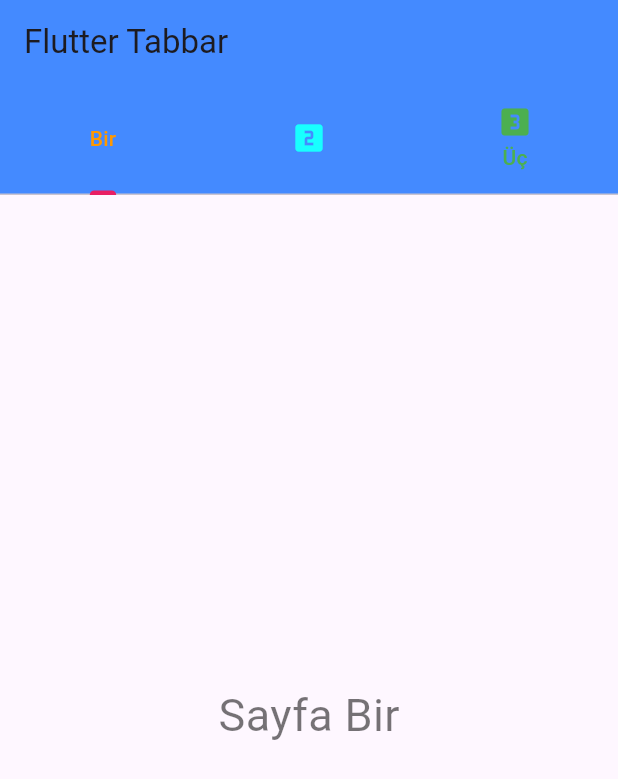
After one commit to ozcann159/flutter_tricks, a Flutter app: the screen it shows after launch, on a phone screen of 412 x 824 dp. The commit adds this screen. Shown: the top 779 px of the screen. Run offline on Flutter 3.47's test engine with Material 3 defaults, Android fonts, the phone set to English and light mode, and no system bars; our stand-ins replace dio.

Commit message:
tabbar view

```diff
--- /dev/null
+++ b/lib/101/sayfa1.dart
@@ -0,0 +1,20 @@
+import 'package:flutter/material.dart';
+
+class Sayfa1 extends StatefulWidget {
+  const Sayfa1({Key? key}) : super(key: key);
+
+  @override
+  _Sayfa1State createState() => _Sayfa1State();
+}
+
+class _Sayfa1State extends State<Sayfa1> {
+  @override
+  Widget build(BuildContext context) {
+    return Center(
+      child: Text(
+        "Sayfa Bir",
+        style: TextStyle(color: Colors.black54, fontSize: 30),
+      ),
+    );
+  }
+}
--- /dev/null
+++ b/lib/101/tabbar_liew.dart
@@ -0,0 +1,50 @@
+import 'package:flutter/material.dart';
+import 'package:flutter_tricks/101/sayfa1.dart';
+import 'package:flutter_tricks/101/sayfa2.dart';
+import 'package:flutter_tricks/101/sayfa3.dart';
+
+class TabbarLiew extends StatefulWidget {
+  const TabbarLiew({Key? key}) : super(key: key);
+
+  @override
+  _TabbarLiewState createState() => _TabbarLiewState();
+}
+
+class _TabbarLiewState extends State<TabbarLiew> {
+  @override
+  Widget build(BuildContext context) {
+    return DefaultTabController(
+      length: 3,
+      child: Scaffold(
+        appBar: AppBar(
+          title: Text('Flutter Tabbar'),
+          backgroundColor: Colors.blueAccent,
+          bottom: TabBar(
+            tabs: [
+              Tab(text: "Bir"),
+              Tab(
+                icon: Icon(
+                  Icons.looks_two,
+                  color: Colors.cyanAccent,
+                ),
+              ),
+              Tab(
+                text: "Üç",
+                icon: Icon(Icons.looks_3),
+              ),
+            ],
+            indicatorColor: Colors.pink,
+            labelColor: Colors.orange,
+          ),
+        ),
+        body: TabBarView(
+          children: [
+            Sayfa1(),
+            Sayfa2(),
+            Sayfa3(),
+          ],
+        ),
+      ),
+    );
+  }
+}
--- a/lib/main.dart
+++ b/lib/main.dart
@@ -8,6 +8,7 @@
 import 'package:flutter_tricks/101/navigation_lear.dart';
 import 'package:flutter_tricks/101/sabit_gridview.dart';
 import 'package:flutter_tricks/101/sabit_listview.dart';
+import 'package:flutter_tricks/101/tabbar_liew.dart';
 import 'package:flutter_tricks/101/yemek_uygulamasi.dart';
 import 'package:flutter_tricks/202/model_learn_view.dart';
 import 'package:flutter_tricks/202/service/service_learn_view.dart';
@@ -32,7 +33,7 @@
         unselectedLabelColor: Colors.green,
         indicatorColor: Colors.amber,
       )),
-      home: FilmlerUygulamasi(),
+      home: TabbarLiew(),
     );
   }
 }
```
Also changed, not shown: lib/101/sayfa2.dart (added, +20 -0 lines), lib/101/sayfa3.dart (added, +20 -0 lines).
